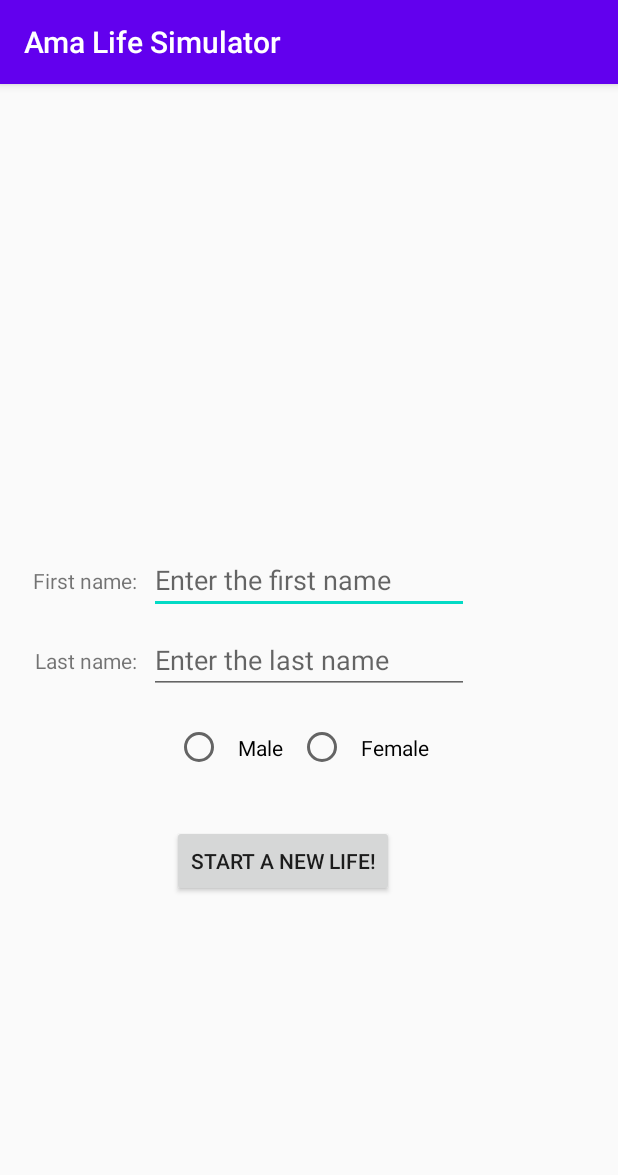
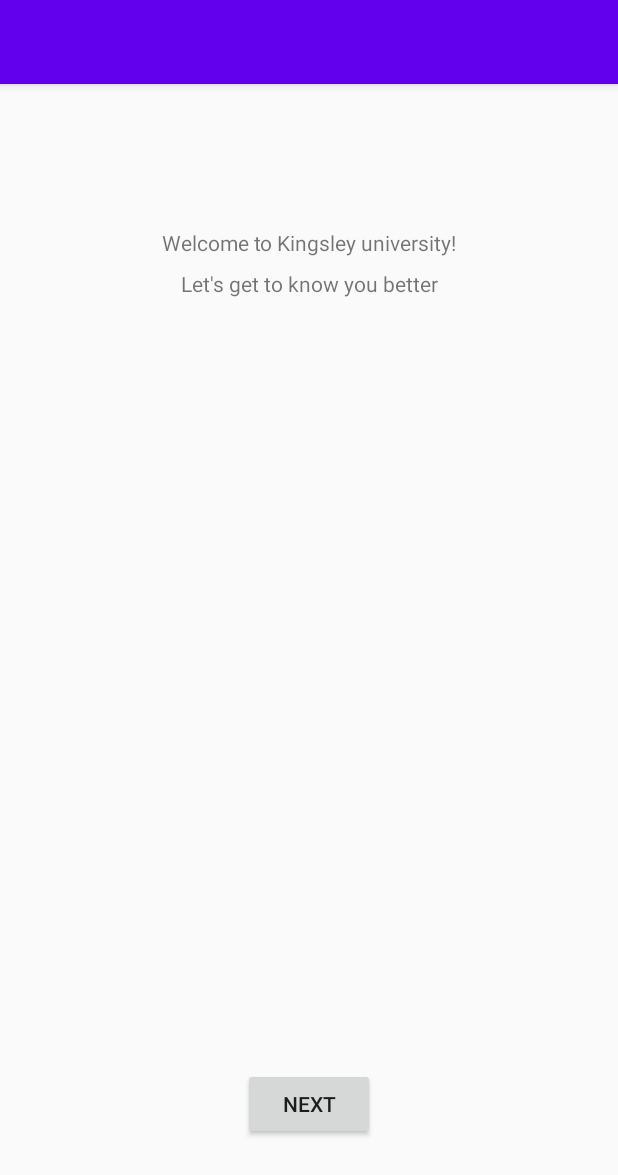
Before and after one commit to KingJohn12/ShellHacks-Project-1, an Android app: the screen it shows after launch (StartActivity before the commit, FirstActivity after it), on a phone screen of 412 x 824 dp. Shown: the top 1175 px of the screen. Run offline under Robolectric (Android 15) with nearby library versions, the phone set to English and light mode, and no system bars; 1 statement that could not run was skipped.

Commit message:
two layouts added

```diff
--- a/app/src/main/AndroidManifest.xml
+++ b/app/src/main/AndroidManifest.xml
@@ -9,7 +9,7 @@
         android:roundIcon="@mipmap/ic_launcher_round"
         android:supportsRtl="true"
         android:theme="@style/AppTheme">
-        <activity android:name=".StartActivity" android:screenOrientation="portrait">
+        <activity android:name=".FirstActivity" android:screenOrientation="portrait">
             <intent-filter>
                 <action android:name="android.intent.action.MAIN" />
 
--- /dev/null
+++ b/app/src/main/java/com/example/amalifesimulator/FirstActivity.java
@@ -0,0 +1,29 @@
+package com.example.amalifesimulator;
+
+import androidx.appcompat.app.AppCompatActivity;
+
+import android.content.Intent;
+import android.os.Bundle;
+import android.view.View;
+import android.view.Window;
+
+public class FirstActivity extends AppCompatActivity {
+    @Override
+    protected void onCreate (Bundle savedInstanceState) {
+        super.onCreate(savedInstanceState);
+        setContentView(R.layout.layout_first);
+
+        getWindow().requestFeature(Window.FEATURE_CONTENT_TRANSITIONS);
+
+//        requestWindowFeature(Window.FEATURE_NO_TITLE);
+//        this.getWindow().setFlags(WindowManager.LayoutParams.FLAG_FULLSCREEN,
+//                WindowManager.LayoutParams.FLAG_FULLSCREEN);
+    }
+
+
+    public void onNextButton (View view) {
+        Intent secondActivityIntent = new Intent(this, SecondActivity.class);
+
+        startActivity(secondActivityIntent);
+    }
+}
--- a/app/src/main/java/com/example/amalifesimulator/SecondActivity.java
+++ b/app/src/main/java/com/example/amalifesimulator/SecondActivity.java
@@ -11,4 +11,6 @@ public class SecondActivity extends AppCompatActivity {
         super.onCreate(savedInstanceState);
         setContentView(R.layout.layout_second);
     }
+
+
 }
--- /dev/null
+++ b/app/src/main/res/layout/layout_first.xml
@@ -0,0 +1,48 @@
+<?xml version="1.0" encoding="utf-8"?>
+<androidx.constraintlayout.widget.ConstraintLayout xmlns:android="http://schemas.android.com/apk/res/android"
+    xmlns:app="http://schemas.android.com/apk/res-auto"
+    xmlns:tools="http://schemas.android.com/tools"
+    android:layout_width="match_parent"
+    android:layout_height="match_parent"
+    tools:context=".FirstActivity">
+
+
+    <androidx.constraintlayout.widget.Guideline
+        android:id="@+id/guideline"
+        android:layout_width="wrap_content"
+        android:layout_height="wrap_content"
+        android:orientation="vertical"
+        app:layout_constraintGuide_begin="205dp" />
+
+    <Button
+        android:id="@+id/nextButton"
+        android:layout_width="wrap_content"
+        android:layout_height="wrap_content"
+        android:layout_marginBottom="64dp"
+        android:onClick="onNextButton"
+        android:text="Next"
+        app:layout_constraintBottom_toBottomOf="parent"
+        app:layout_constraintEnd_toEndOf="parent"
+        app:layout_constraintStart_toStartOf="parent" />
+
+    <TextView
+        android:id="@+id/welcomeTextView"
+        android:layout_width="wrap_content"
+        android:layout_height="wrap_content"
+        android:layout_marginTop="96dp"
+        android:text="Welcome to Kingsley university!"
+        app:layout_constraintEnd_toEndOf="parent"
+        app:layout_constraintStart_toStartOf="parent"
+        app:layout_constraintTop_toTopOf="parent" />
+
+    <TextView
+        android:id="@+id/getToKnowYouTextView"
+        android:layout_width="wrap_content"
+        android:layout_height="wrap_content"
+        android:layout_marginTop="8dp"
+        android:text="Let's get to know you better"
+        app:layout_constraintEnd_toEndOf="@+id/welcomeTextView"
+        app:layout_constraintStart_toStartOf="@+id/welcomeTextView"
+        app:layout_constraintTop_toBottomOf="@+id/welcomeTextView" />
+
+</androidx.constraintlayout.widget.ConstraintLayout>
--- a/app/src/main/res/layout/layout_start.xml
+++ /dev/null
@@ -1,100 +0,0 @@
-<?xml version="1.0" encoding="utf-8"?>
-<androidx.constraintlayout.widget.ConstraintLayout xmlns:android="http://schemas.android.com/apk/res/android"
-    xmlns:app="http://schemas.android.com/apk/res-auto"
-    xmlns:tools="http://schemas.android.com/tools"
-    android:layout_width="match_parent"
-    android:layout_height="match_parent"
-    tools:context=".StartActivity">
-
-    <TextView
-        android:id="@+id/firstNameTextView"
-        android:layout_width="wrap_content"
-        android:layout_height="wrap_content"
-        android:layout_marginEnd="8dp"
-        android:text="@string/first_name_text_view"
-        app:layout_constraintBottom_toBottomOf="@+id/firstNameTextField"
-        app:layout_constraintEnd_toStartOf="@+id/firstNameTextField"
-        app:layout_constraintTop_toTopOf="@+id/firstNameTextField" />
-
-    <TextView
-        android:id="@+id/lastNameTextView"
-        android:layout_width="wrap_content"
-        android:layout_height="wrap_content"
-        android:layout_marginEnd="8dp"
-        android:text="@string/last_name_text_view"
-        app:layout_constraintBottom_toBottomOf="@+id/lastNameTextField"
-        app:layout_constraintEnd_toStartOf="@+id/lastNameTextField"
-        app:layout_constraintTop_toTopOf="@+id/lastNameTextField" />
-
-    <EditText
-        android:id="@+id/firstNameTextField"
-        android:layout_width="wrap_content"
-        android:layout_height="wrap_content"
-        android:layout_marginBottom="8dp"
-        android:ems="10"
-        android:hint="@string/first_name_text_field"
-        android:inputType="textPersonName"
-        app:layout_constraintBottom_toTopOf="@+id/lastNameTextField"
-        app:layout_constraintEnd_toEndOf="parent"
-        app:layout_constraintStart_toStartOf="parent" />
-
-    <EditText
-        android:id="@+id/lastNameTextField"
-        android:layout_width="wrap_content"
-        android:layout_height="wrap_content"
-        android:ems="10"
-        android:hint="@string/last_name_text_field"
-        android:inputType="textPersonName"
-        app:layout_constraintBottom_toBottomOf="parent"
-        app:layout_constraintEnd_toEndOf="@+id/firstNameTextField"
-        app:layout_constraintTop_toTopOf="parent" />
-
-
-    <Button
-        android:id="@+id/startNewLifeButton"
-        android:layout_width="wrap_content"
-        android:layout_height="wrap_content"
-        android:layout_marginTop="32dp"
-        android:onClick="startNewLife"
-        android:text="@string/start_life_button"
-        app:layout_constraintEnd_toEndOf="parent"
-        app:layout_constraintHorizontal_bias="0.435"
-        app:layout_constraintStart_toStartOf="parent"
-        app:layout_constraintTop_toBottomOf="@+id/radioGroup" />
-
-    <RadioGroup
-        android:id="@+id/radioGroup"
-        android:layout_width="wrap_content"
-        android:layout_height="wrap_content"
-        android:layout_marginTop="16dp"
-        android:gravity="center"
-        android:orientation="horizontal"
-        app:layout_constraintEnd_toEndOf="parent"
-        app:layout_constraintStart_toStartOf="parent"
-        app:layout_constraintTop_toBottomOf="@+id/lastNameTextField">
-
-        <RadioButton
-            android:id="@+id/maleRadioButton"
-            android:layout_width="wrap_content"
-            android:layout_height="wrap_content"
-            android:padding="10dp"
-
-            android:text="@string/maleRadioButton" />
-
-        <RadioButton
-            android:id="@+id/femaleRadioButton"
-            android:layout_width="wrap_content"
-            android:layout_height="wrap_content"
-            android:padding="10dp"
-            android:text="@string/femaleRadioButton" />
-
-    </RadioGroup>
-
-    <androidx.constraintlayout.widget.Guideline
-        android:id="@+id/guideline"
-        android:layout_width="wrap_content"
-        android:layout_height="wrap_content"
-        android:orientation="vertical"
-        app:layout_constraintGuide_begin="205dp" />
-
-</androidx.constraintlayout.widget.ConstraintLayout>
--- a/app/src/main/res/values/strings.xml
+++ b/app/src/main/res/values/strings.xml
@@ -1,25 +1,3 @@
 <resources>
-    <!--Strings for the start layout-->
-    <string name="app_name">Ama Life Simulator</string>
-    <string name="first_name_text_view">First name:</string>
-    <string name="last_name_text_view">Last name:</string>
-    <string name="first_name_text_field">Enter the first name</string>
-    <string name="last_name_text_field">Enter the last name</string>
-    <string name="maleRadioButton">Male</string>
-    <string name="femaleRadioButton">Female</string>
-    <string name="start_life_button">Start a new life!</string>
 
-    <!--Strings for the main layout-->
-    <string name="liveOneYearButton">Live 1 Year</string>
-    <string name="nameTextView">Name:</string>
-    <string name="ageTextView">Age:</string>
-    <string name="activitiesButton">Activities</string>
-    <string name="moneyTextView">Money:</string>
-
-    <!--Strings for the main activity-->
-    <string name="educationAlertTitle">Level of education</string>
-    <string name="elementarySchoolAlertTitle">You have started Elementary School!</string>
-    <string name="middleSchoolAlertTitle">You have started Middle School!</string>
-    <string name="highSchoolAlertTitle">You have started High School!</string>
-    <string name="educationAlertPositiveButtonText" translatable="false">OK!</string>
 </resources>
```
Also changed, not shown: app/src/main/java/com/example/amalifesimulator/StartActivity.java (deleted, +0 -53 lines), app/src/main/res/layout/layout_second.xml (+65 -2 lines), 1 other file.
